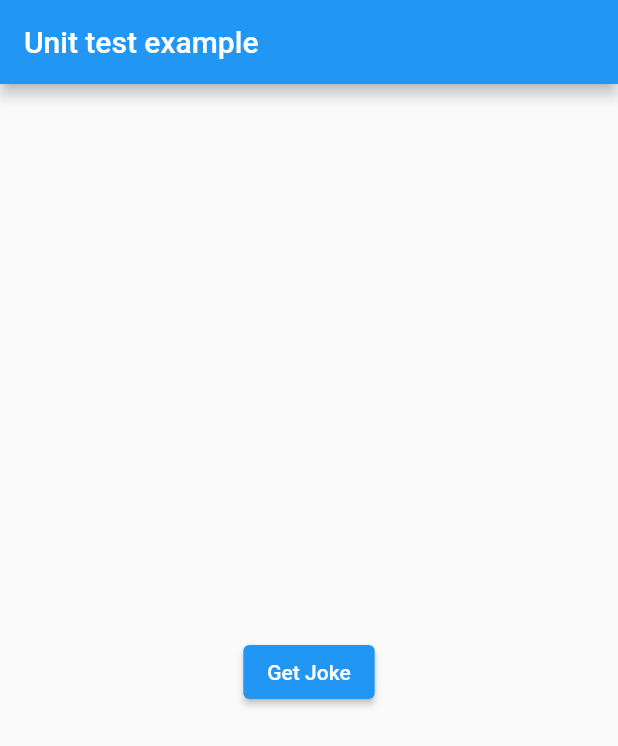
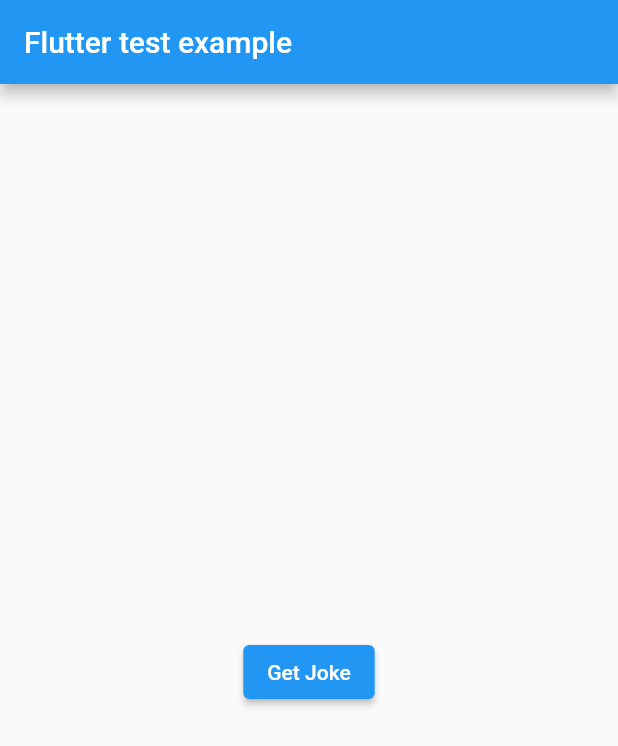
Before and after one commit to o-ifeanyi/test-sample, a Flutter app: the screen it shows after launch, on a phone screen of 412 x 824 dp. Shown: the top 746 px of the screen. Run offline on Flutter 3.47's test engine with Material 2 defaults, Android fonts, the phone set to English and light mode, and no system bars.

```diff
--- a/lib/main.dart
+++ b/lib/main.dart
@@ -41,7 +41,7 @@ class _MyHomePageState extends State<MyHomePage> {
   @override
   Widget build(BuildContext context) {
     return Scaffold(
-      appBar: AppBar(title: Text('Unit test example')),
+      appBar: AppBar(title: Text('Flutter test example')),
       body: Center(
         child: Column(
           mainAxisAlignment: MainAxisAlignment.center,
```
